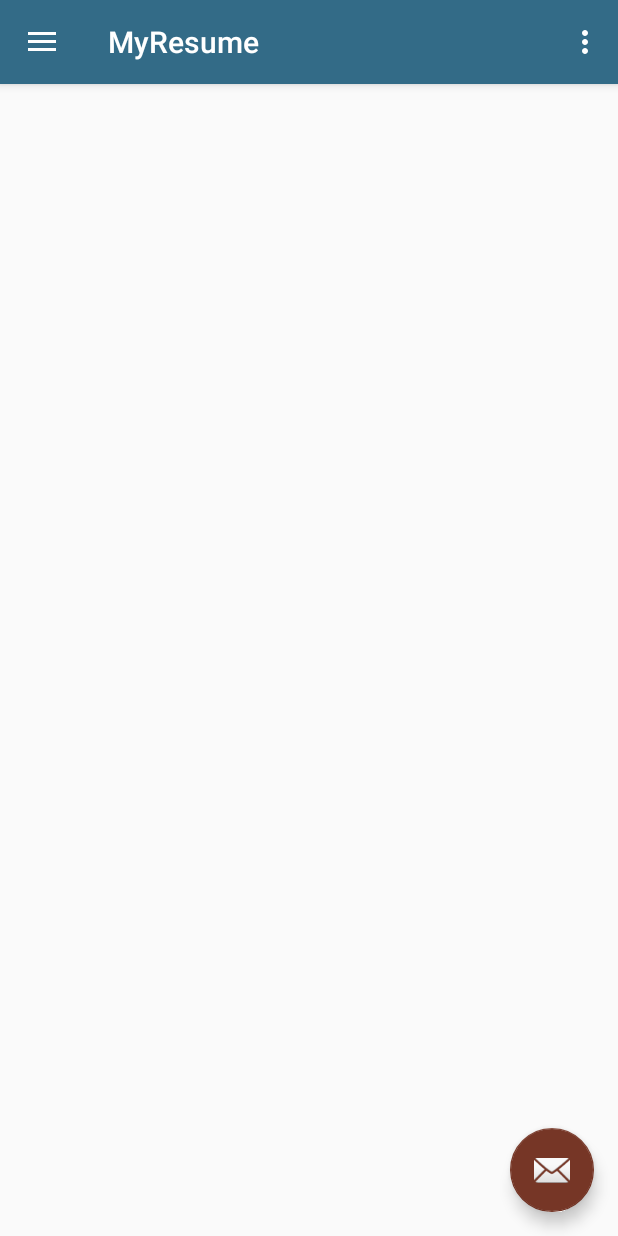
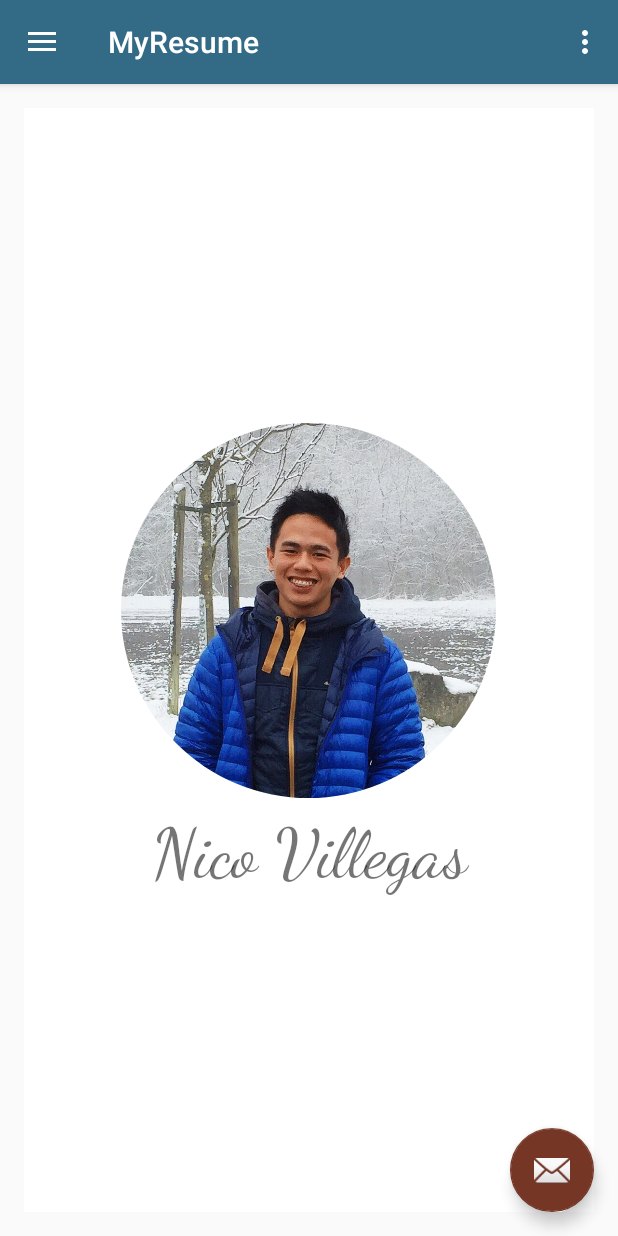
Before and after one commit to nicholaivillegas/myprofile, an Android app: the screen it shows after launch (MainActivity), on a phone screen of 412 x 824 dp. Run offline under Robolectric (Android 15) with nearby library versions, the phone set to English and light mode, and no system bars; our stand-ins replace CircleImageView.

Commit message:
Fixed Content Main screen

```diff
--- a/app/src/main/res/layout/content_main.xml
+++ b/app/src/main/res/layout/content_main.xml
@@ -13,5 +13,47 @@
     tools:context="com.resume.nico.myresume.MainActivity"
     tools:showIn="@layout/app_bar_main">
 
+    <LinearLayout
+        android:id="@+id/linear_content"
+        android:layout_width="match_parent"
+        android:layout_height="match_parent"
+        android:background="@android:color/white"
+        android:gravity="center"
+        android:orientation="vertical">
+
+        <de.hdodenhof.circleimageview.CircleImageView
+            android:layout_width="250dp"
+            android:layout_height="250dp"
+            android:src="@drawable/my_image" />
+
+        <TextView
+            android:layout_width="match_parent"
+            android:layout_height="wrap_content"
+            android:layout_marginTop="10dp"
+            android:fontFamily="cursive"
+            android:gravity="center"
+            android:text="Nico Villegas"
+            android:textSize="45sp" />
+
+        <!--<TextView-->
+            <!--android:layout_width="match_parent"-->
+            <!--android:layout_height="wrap_content"-->
+            <!--android:layout_marginTop="15dp"-->
+            <!--android:gravity="center"-->
+            <!--android:paddingEnd="25dp"-->
+            <!--android:paddingLeft="25dp"-->
+            <!--android:paddingRight="25dp"-->
+            <!--android:paddingStart="25dp"-->
+            <!--android:text="A driven mobile developer with solid experience in creating native application such as iOS, Windows, and Android who aims to share his ideas in the field of Information Technology - to transform complexity to simplicity." />-->
+
+        <!--<TextView-->
+        <!--android:layout_width="match_parent"-->
+        <!--android:layout_height="wrap_content"-->
+        <!--android:layout_marginTop="5dp"-->
+        <!--android:gravity="center"-->
+        <!--android:text="Excellent Communication skills in English and Filipino. Understands basic German and Dutch" />-->
+
+
+    </LinearLayout>
 
 </RelativeLayout>
```
Also changed, not shown: app/src/main/res/layout/fragment_summary.xml (+47 -47 lines).
